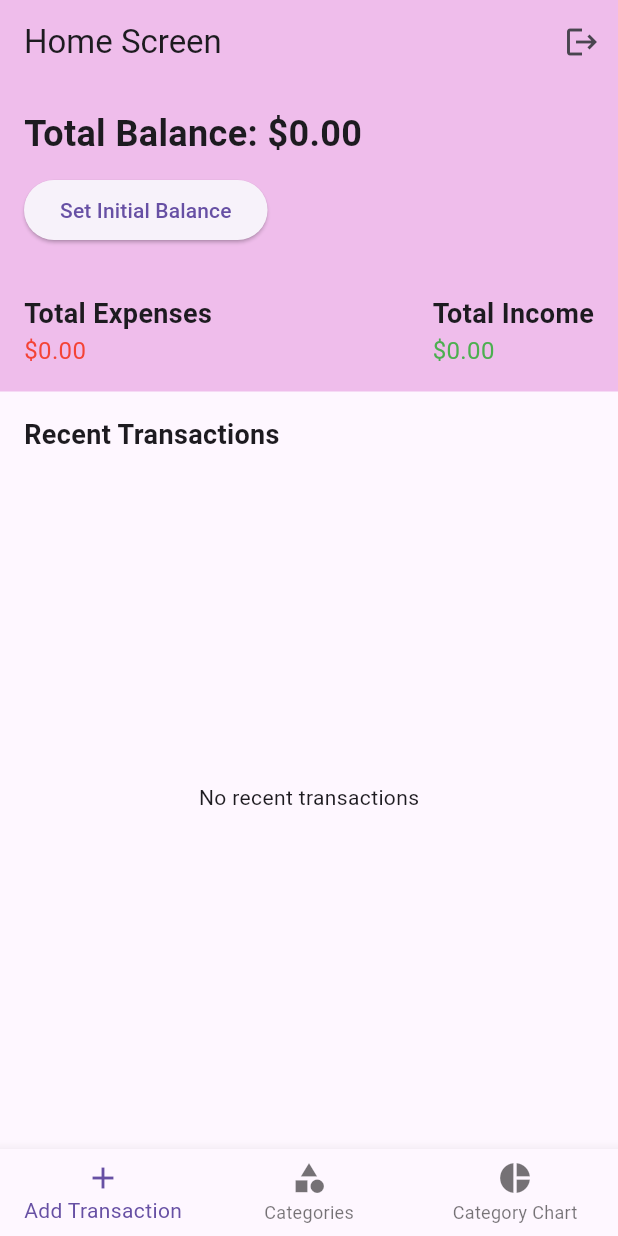
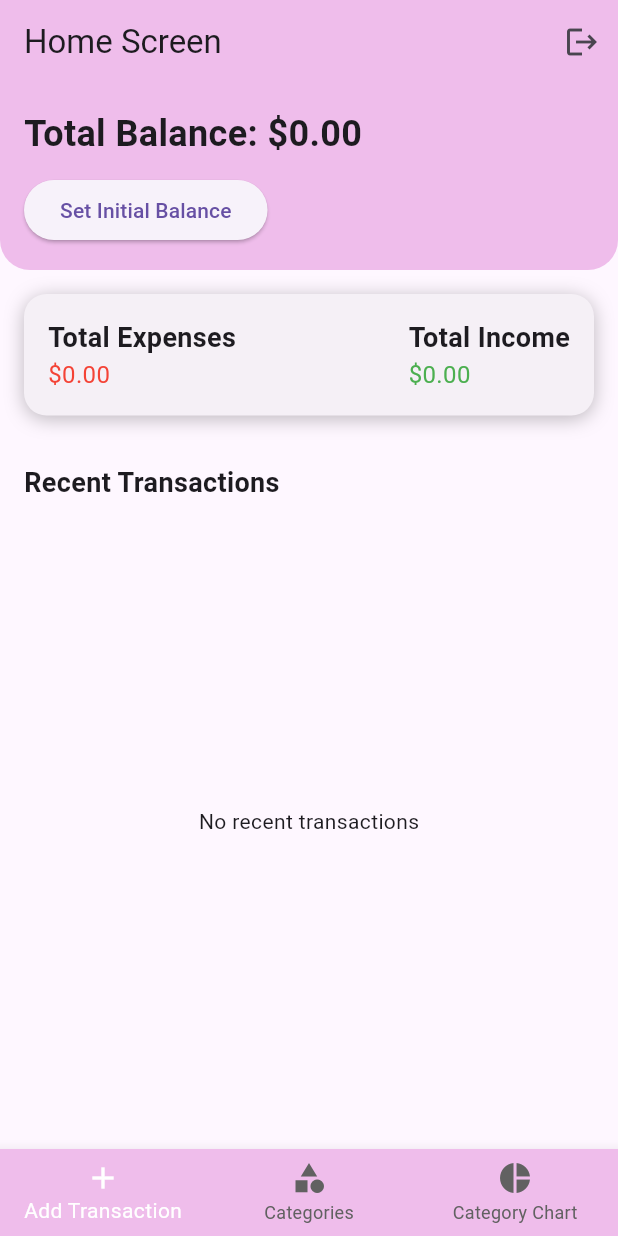
Before and after one commit to aaguirreu/cm-miplata-utem, a Flutter app: the screen it shows once a user with an empty profile is signed in, on a phone screen of 412 x 824 dp. Run offline on Flutter 3.47's test engine with Material 3 defaults, Android fonts, the phone set to English and light mode, and no system bars; our stand-ins replace firebase_auth, firebase_core, firebase_crashlytics, google_sign_in, syncfusion_flutter_charts; accounts and stored records are empty.

Commit message:
Estructura mejorada

```diff
--- a/lib/screens/home_screen.dart
+++ b/lib/screens/home_screen.dart
@@ -6,6 +6,11 @@ import 'set_balance_screen.dart';
 import 'category_chart_screen.dart';
 import 'all_transactions_screen.dart';
 import 'login_screen.dart';
+import '../services/transaction_service.dart';
+import '../widgets/appbar_balance_widget.dart';
+import '../widgets/recent_transactions_widget.dart';
+import '../widgets/total_widget.dart';
+import '../widgets/bottom_nav_bar.dart';
 
 class HomeScreen extends StatefulWidget {
   @override
@@ -13,80 +18,55 @@ class HomeScreen extends StatefulWidget {
 }
 
 class _HomeScreenState extends State<HomeScreen> {
-  double totalBalance = 0.0;
-  double totalExpenses = 0.0;
-  double totalIncome = 0.0;
-  List<Map<String, dynamic>> recentTransactions = [];
+  final TransactionService _transactionService = TransactionService();
   List<String> categories = ['Food', 'Transport', 'Entertainment'];
   bool isInitialBalanceSet = false;
   int _selectedIndex = 0;
 
-  void _addTransaction(String title, double amount, String type, String category) {
+  void _onItemTapped(int index) {
     setState(() {
-      recentTransactions.add({
-        'title': title,
-        'amount': amount,
-        'date': DateTime.now().toString().split(' ')[0],
-        'type': type,
-        'category': category,
+      _selectedIndex = index;
     });
-
-      if (type == 'income') {
-        totalBalance += amount;
-        totalIncome += amount;
-      } else {
-        totalBalance -= amount;
-        totalExpenses += amount;
-      }
+    switch (index) {
+      case 0:
+        Navigator.of(context).push(
+          MaterialPageRoute(
+            builder: (context) => AddTransactionScreen(
+              onAddTransaction: (title, amount, type, category) {
+                setState(() {
+                  _transactionService.addTransaction(title, amount, type, category);
                 });
-  }
-
-  void _updateTransaction(int index, Map<String, dynamic> updatedTransaction) {
-    setState(() {
-      if (recentTransactions[index]['type'] == 'income') {
-        totalBalance -= recentTransactions[index]['amount'];
-        totalIncome -= recentTransactions[index]['amount'];
-      } else {
-        totalBalance += recentTransactions[index]['amount'];
-        totalExpenses -= recentTransactions[index]['amount'];
-      }
-
-      recentTransactions[index] = updatedTransaction;
-
-      if (updatedTransaction['type'] == 'income') {
-        totalBalance += updatedTransaction['amount'];
-        totalIncome += updatedTransaction['amount'];
-      } else {
-        totalBalance -= updatedTransaction['amount'];
-        totalExpenses += updatedTransaction['amount'];
-      }
-    });
-  }
-
-  void _deleteTransaction(int index) {
-    setState(() {
-      if (recentTransactions[index]['type'] == 'income') {
-        totalBalance -= recentTransactions[index]['amount'];
-        totalIncome -= recentTransactions[index]['amount'];
-      } else {
-        totalBalance += recentTransactions[index]['amount'];
-        totalExpenses -= recentTransactions[index]['amount'];
-      }
-      recentTransactions.removeAt(index);
-    });
-  }
-
-  void _updateCategories(List<String> updatedCategories) {
+              },
+              categories: categories,
+            ),
+          ),
+        );
+        break;
+      case 1:
+        Navigator.of(context).push(
+          MaterialPageRoute(
+            builder: (context) => CategoryScreen(
+              categories: categories,
+              onUpdateCategories: (updatedCategories) {
                 setState(() {
                   categories = updatedCategories;
                 });
+              },
+              recentTransactions: _transactionService.recentTransactions,
+            ),
+          ),
+        );
+        break;
+      case 2:
+        Navigator.of(context).push(
+          MaterialPageRoute(
+            builder: (context) => CategoryChartScreen(
+              recentTransactions: _transactionService.recentTransactions,
+            ),
+          ),
+        );
+        break;
     }
-
-  void _setInitialBalance(double balance) {
-    setState(() {
-      totalBalance = balance;
-      isInitialBalanceSet = true;
-    });
   }
 
   Future<void> _signOut() async {
@@ -96,198 +76,62 @@ class _HomeScreenState extends State<HomeScreen> {
     );
   }
 
-  void _onItemTapped(int index) {
-    setState(() {
-      _selectedIndex = index;
-    });
-    switch (index) {
-      case 0:
-        Navigator.of(context).push(
-          MaterialPageRoute(
-            builder: (context) => AddTransactionScreen(onAddTransaction: _addTransaction, categories: categories),
-          ),
-        );
-        break;
-      case 1:
-        Navigator.of(context).push(
-          MaterialPageRoute(
-            builder: (context) => CategoryScreen(
-              categories: categories,
-              onUpdateCategories: _updateCategories,
-              recentTransactions: recentTransactions,
-            ),
-          ),
-        );
-        break;
-      case 2:
-        Navigator.of(context).push(
-          MaterialPageRoute(
-            builder: (context) => CategoryChartScreen(recentTransactions: recentTransactions),
-          ),
-        );
-        break;
-    }
-  }
-
   @override
   Widget build(BuildContext context) {
     return Scaffold(
       body: Column(
         crossAxisAlignment: CrossAxisAlignment.start,
         children: [
-          Container(
-            color: Color(0xFFefbdeb),
-            child: SafeArea(
-              child: Column(
-                crossAxisAlignment: CrossAxisAlignment.start,
-                children: [
-                  AppBar(
-                    backgroundColor: Color(0xFFefbdeb),
-                    elevation: 0,
-                    title: Text('Home Screen'),
-                    actions: [
-                      IconButton(
-                        icon: Icon(Icons.logout),
-                        onPressed: _signOut,
-                      ),
-                    ],
-                  ),
-                  Padding(
-                    padding: const EdgeInsets.all(16.0),
-                    child: Column(
-                      crossAxisAlignment: CrossAxisAlignment.start,
-                      children: [
-                        Text(
-                          'Total Balance: \$${totalBalance.toStringAsFixed(2)}',
-                          style: TextStyle(fontSize: 24, fontWeight: FontWeight.bold),
-                        ),
-                        SizedBox(height: 10),
-                        if (!isInitialBalanceSet)
-                          ElevatedButton(
-                            onPressed: () {
+          AppBarBalanceWidget(
+            totalBalance: _transactionService.totalBalance,
+            isInitialBalanceSet: isInitialBalanceSet,
+            onSetBalance: () {
               Navigator.of(context).push(
                 MaterialPageRoute(
-                                  builder: (context) => SetBalanceScreen(onSetBalance: _setInitialBalance),
+                  builder: (context) => SetBalanceScreen(
+                    onSetBalance: (balance) {
+                      setState(() {
+                        _transactionService.setInitialBalance(balance);
+                        isInitialBalanceSet = true;
+                      });
+                    },
+                  ),
                 ),
               );
             },
-                            child: Text('Set Initial Balance'),
+            onSignOut: _signOut,
           ),
-                      ],
+          TotalWidget(
+            totalExpenses: _transactionService.totalExpenses,
+            totalIncome: _transactionService.totalIncome,
           ),
-                  ),
-                ],
-              ),
-            ),
-          ),
-          Container(
-            color: Color(0xFFefbdeb),
-            padding: const EdgeInsets.all(16.0),
-            child: Row(
-              mainAxisAlignment: MainAxisAlignment.spaceBetween,
-              children: [
-                Column(
-                  crossAxisAlignment: CrossAxisAlignment.start,
-                  children: [
-                    Text(
-                      'Total Expenses',
-                      style: TextStyle(fontSize: 18, fontWeight: FontWeight.bold),
-                    ),
-                    Text(
-                      '\$${totalExpenses.toStringAsFixed(2)}',
-                      style: TextStyle(fontSize: 16, color: Colors.red),
-                    ),
-                  ],
-                ),
-                Column(
-                  crossAxisAlignment: CrossAxisAlignment.start,
-                  children: [
-                    Text(
-                      'Total Income',
-                      style: TextStyle(fontSize: 18, fontWeight: FontWeight.bold),
-                    ),
-                    Text(
-                      '\$${totalIncome.toStringAsFixed(2)}',
-                      style: TextStyle(fontSize: 16, color: Colors.green),
-                    ),
-                  ],
-                ),
-              ],
-            ),
-          ),
-          Expanded(
-            child: Padding(
-              padding: const EdgeInsets.all(16.0),
-              child: Column(
-                crossAxisAlignment: CrossAxisAlignment.start,
-                children: [
-                  Text(
-                    'Recent Transactions',
-                    style: TextStyle(fontSize: 18, fontWeight: FontWeight.bold),
-                  ),
-                  SizedBox(height: 10),
-                  Expanded(
-                    child: recentTransactions.isEmpty
-                        ? Center(child: Text('No recent transactions'))
-                        : ListView.builder(
-                      itemCount: recentTransactions.length < 4 ? recentTransactions.length : 4,
-                      itemBuilder: (context, index) {
-                        final transaction = recentTransactions[index];
-                        return Card(
-                          child: ListTile(
-                            title: Text(transaction['title']),
-                            subtitle: Text('${transaction['date']} - ${transaction['category'] ?? ''}'),
-                            trailing: Text(
-                              '\$${transaction['amount'].toStringAsFixed(2)}',
-                              style: TextStyle(
-                                color: transaction['type'] == 'income'
-                                    ? Colors.green
-                                    : Colors.red,
-                              ),
+          RecentTransactionsWidget(
+            recentTransactions: _transactionService.recentTransactions,
+            onViewAllTransactions: () {
+              Navigator.of(context).push(
+                MaterialPageRoute(
+                  builder: (context) => AllTransactionsScreen(
+                    transactions: _transactionService.recentTransactions,
+                    onUpdateTransaction: (index, updatedTransaction) {
+                      setState(() {
+                        _transactionService.updateTransaction(index, updatedTransaction);
+                      });
+                    },
+                    onDeleteTransaction: (index) {
+                      setState(() {
+                        _transactionService.deleteTransaction(index);
+                      });
+                    },
                   ),
                 ),
               );
             },
           ),
-                  ),
-                  if (recentTransactions.length > 4)
-                    ElevatedButton(
-                      onPressed: () {
-                        Navigator.of(context).push(
-                          MaterialPageRoute(
-                            builder: (context) => AllTransactionsScreen(
-                              transactions: recentTransactions,
-                              onUpdateTransaction: _updateTransaction,
-                              onDeleteTransaction: _deleteTransaction,
-                            ),
-                          ),
-                        );
-                      },
-                      child: Text('View All Transactions'),
-                    ),
         ],
       ),
-            ),
-          ),
-        ],
-      ),
-      bottomNavigationBar: BottomNavigationBar(
-        items: const <BottomNavigationBarItem>[
-          BottomNavigationBarItem(
-            icon: Icon(Icons.add),
-            label: 'Add Transaction',
-          ),
-          BottomNavigationBarItem(
-            icon: Icon(Icons.category),
-            label: 'Categories',
-          ),
-          BottomNavigationBarItem(
-            icon: Icon(Icons.pie_chart),
-            label: 'Category Chart',
-          ),
-        ],
-        currentIndex: _selectedIndex,
-        onTap: _onItemTapped,
+      bottomNavigationBar: BottomNavBar(
+        selectedIndex: _selectedIndex,
+        onItemTapped: _onItemTapped,
       ),
     );
   }
--- /dev/null
+++ b/lib/widgets/appbar_balance_widget.dart
@@ -0,0 +1,65 @@
+import 'package:flutter/material.dart';
+
+class AppBarBalanceWidget extends StatelessWidget {
+  final double totalBalance;
+  final bool isInitialBalanceSet;
+  final VoidCallback onSetBalance;
+  final VoidCallback onSignOut;
+
+  const AppBarBalanceWidget({
+    Key? key,
+    required this.totalBalance,
+    required this.isInitialBalanceSet,
+    required this.onSetBalance,
+    required this.onSignOut,
+  }) : super(key: key);
+
+  @override
+  Widget build(BuildContext context) {
+    return Container(
+      decoration: BoxDecoration(
+        color: Color(0xFFefbdeb),
+        borderRadius: BorderRadius.only(
+          bottomLeft: Radius.circular(20.0),
+          bottomRight: Radius.circular(20.0),
+        ),
+      ),
+      child: SafeArea(
+        child: Column(
+          crossAxisAlignment: CrossAxisAlignment.start,
+          children: [
+            AppBar(
+              backgroundColor: Color(0xFFefbdeb),
+              elevation: 0,
+              title: Text('Home Screen'),
+              actions: [
+                IconButton(
+                  icon: Icon(Icons.logout),
+                  onPressed: onSignOut,
+                ),
+              ],
+            ),
+            Padding(
+              padding: const EdgeInsets.all(16.0),
+              child: Column(
+                crossAxisAlignment: CrossAxisAlignment.start,
+                children: [
+                  Text(
+                    'Total Balance: \$${totalBalance.toStringAsFixed(2)}',
+                    style: TextStyle(fontSize: 24, fontWeight: FontWeight.bold),
+                  ),
+                  SizedBox(height: 10),
+                  if (!isInitialBalanceSet)
+                    ElevatedButton(
+                      onPressed: onSetBalance,
+                      child: Text('Set Initial Balance'),
+                    ),
+                ],
+              ),
+            ),
+          ],
+        ),
+      ),
+    );
+  }
+}
--- /dev/null
+++ b/lib/widgets/bottom_nav_bar.dart
@@ -0,0 +1,37 @@
+import 'package:flutter/material.dart';
+
+class BottomNavBar extends StatelessWidget {
+  final int selectedIndex;
+  final ValueChanged<int> onItemTapped;
+
+  const BottomNavBar({
+    Key? key,
+    required this.selectedIndex,
+    required this.onItemTapped,
+  }) : super(key: key);
+
+  @override
+  Widget build(BuildContext context) {
+    return BottomNavigationBar(
+      backgroundColor: Color(0xFFEFBDEB), // Usando el color rosa
+      selectedItemColor: Colors.white,
+      unselectedItemColor: Colors.grey[700],
+      items: const <BottomNavigationBarItem>[
+        BottomNavigationBarItem(
+          icon: Icon(Icons.add),
+          label: 'Add Transaction',
+        ),
+        BottomNavigationBarItem(
+          icon: Icon(Icons.category),
+          label: 'Categories',
+        ),
+        BottomNavigationBarItem(
+          icon: Icon(Icons.pie_chart),
+          label: 'Category Chart',
+        ),
+      ],
+      currentIndex: selectedIndex,
+      onTap: onItemTapped,
+    );
+  }
+}
--- /dev/null
+++ b/lib/widgets/recent_transactions_widget.dart
@@ -0,0 +1,58 @@
+import 'package:flutter/material.dart';
+
+class RecentTransactionsWidget extends StatelessWidget {
+  final List<Map<String, dynamic>> recentTransactions;
+  final VoidCallback onViewAllTransactions;
+
+  const RecentTransactionsWidget({
+    Key? key,
+    required this.recentTransactions,
+    required this.onViewAllTransactions,
+  }) : super(key: key);
+
+  @override
+  Widget build(BuildContext context) {
+    return Expanded(
+      child: Padding(
+        padding: const EdgeInsets.all(16.0),
+        child: Column(
+          crossAxisAlignment: CrossAxisAlignment.start,
+          children: [
+            Text(
+              'Recent Transactions',
+              style: TextStyle(fontSize: 18, fontWeight: FontWeight.bold),
+            ),
+            SizedBox(height: 10),
+            Expanded(
+              child: recentTransactions.isEmpty
+                  ? Center(child: Text('No recent transactions'))
+                  : ListView.builder(
+                itemCount: recentTransactions.length < 4 ? recentTransactions.length : 4,
+                itemBuilder: (context, index) {
+                  final transaction = recentTransactions[index];
+                  return Card(
+                    child: ListTile(
+                      title: Text(transaction['title']),
+                      subtitle: Text('${transaction['date']} - ${transaction['category'] ?? ''}'),
+                      trailing: Text(
+                        '\$${transaction['amount'].toStringAsFixed(2)}',
+                        style: TextStyle(
+                          color: transaction['type'] == 'income' ? Colors.green : Colors.red,
+                        ),
+                      ),
+                    ),
+                  );
+                },
+              ),
+            ),
+            if (recentTransactions.length > 4)
+              ElevatedButton(
+                onPressed: onViewAllTransactions,
+                child: Text('View All Transactions'),
+              ),
+          ],
+        ),
+      ),
+    );
+  }
+}
--- /dev/null
+++ b/lib/widgets/total_widget.dart
@@ -0,0 +1,62 @@
+import 'package:flutter/material.dart';
+
+class TotalWidget extends StatelessWidget {
+  final double totalExpenses;
+  final double totalIncome;
+
+  const TotalWidget({
+    Key? key,
+    required this.totalExpenses,
+    required this.totalIncome,
+  }) : super(key: key);
+
+  @override
+  Widget build(BuildContext context) {
+    return Container(
+      margin: const EdgeInsets.all(16.0),
+      padding: const EdgeInsets.all(16.0),
+      decoration: BoxDecoration(
+        color: Color(0xFFF5F0F6), // Color de fondo blanco
+        borderRadius: BorderRadius.circular(15.0), // Bordes redondeados
+        boxShadow: [
+          BoxShadow(
+            color: Colors.black26,
+            blurRadius: 10,
+            offset: Offset(0, 2),
+          ),
+        ],
+      ),
+      child: Row(
+        mainAxisAlignment: MainAxisAlignment.spaceBetween,
+        children: [
+          Column(
+            crossAxisAlignment: CrossAxisAlignment.start,
+            children: [
+              Text(
+                'Total Expenses',
+                style: TextStyle(fontSize: 18, fontWeight: FontWeight.bold),
+              ),
+              Text(
+                '\$${totalExpenses.toStringAsFixed(2)}',
+                style: TextStyle(fontSize: 16, color: Colors.red),
+              ),
+            ],
+          ),
+          Column(
+            crossAxisAlignment: CrossAxisAlignment.start,
+            children: [
+              Text(
+                'Total Income',
+                style: TextStyle(fontSize: 18, fontWeight: FontWeight.bold),
+              ),
+              Text(
+                '\$${totalIncome.toStringAsFixed(2)}',
+                style: TextStyle(fontSize: 16, color: Colors.green),
+              ),
+            ],
+          ),
+        ],
+      ),
+    );
+  }
+}
```
Also changed, not shown: lib/screens/login_screen.dart (+33 -27 lines), lib/screens/set_balance_screen.dart (+7 -0 lines), lib/services/auth_service.dart (added, +26 -0 lines), lib/services/transaction_service.dart (added, +59 -0 lines). Lines whose indentation alone changed are shown as unchanged.
